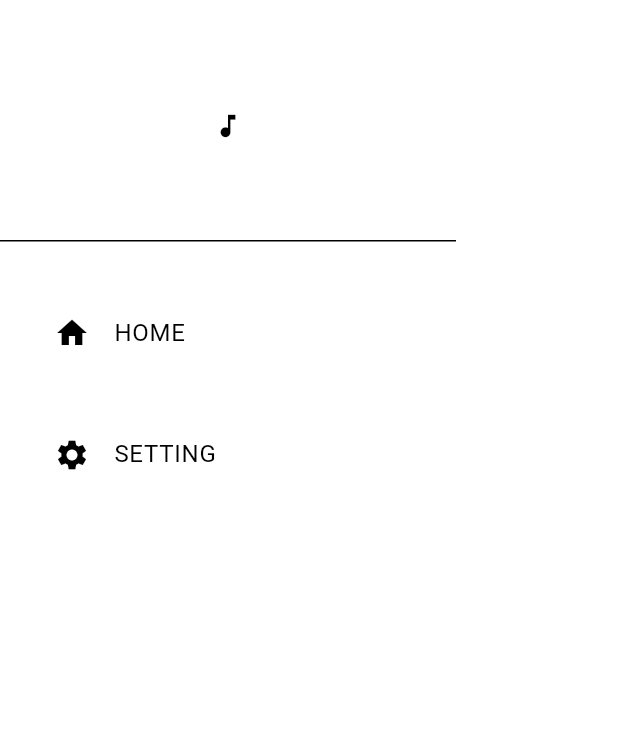
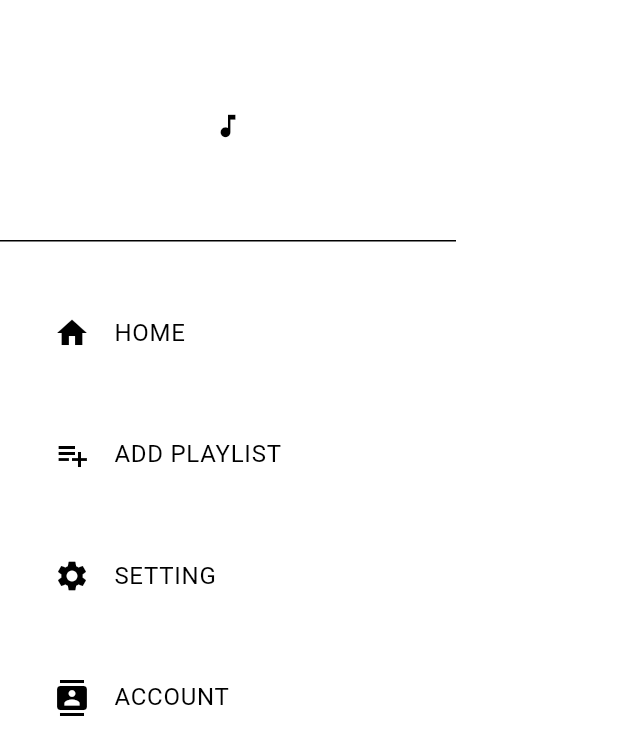
Before and after one commit to garbagearchive/music_app_flutter, a Flutter app: the AppDrawer widget shown alone on an empty page, opened directly, on a phone screen of 412 x 824 dp. Shown: the top 755 px of the screen. Run offline on Flutter 3.47's test engine with Material 3 defaults, Android fonts, the phone set to English and light mode, and no system bars; our stand-ins replace audioplayers.

Commit message:
update for more buttons

```diff
--- a/lib/components/app_drawer.dart
+++ b/lib/components/app_drawer.dart
@@ -33,6 +33,21 @@ class AppDrawer extends StatelessWidget {
           Padding(
             padding: const EdgeInsets.only(left: 20, top: 25),
             child: ListTile(
+              title: Text('ADD PLAYLIST'),
+              leading: Icon(Icons.playlist_add),
+              onTap: () => {
+                Navigator.pop(context), //same shit as above
+                //redirect to setting page (setting_page.dart)
+                Navigator.push(
+                  context,
+                  MaterialPageRoute(builder: (context) => SettingsPage()),
+                ),
+              },
+            ),
+          ),
+          Padding(
+            padding: const EdgeInsets.only(left: 20, top: 25),
+            child: ListTile(
               title: Text('SETTING'),
               leading: Icon(Icons.settings),
               onTap: () => {
@@ -45,6 +60,14 @@ class AppDrawer extends StatelessWidget {
               },
             ),
           ),
+          Padding(
+            padding: const EdgeInsets.only(left: 20, top: 25),
+            child: ListTile(
+              title: Text('ACCOUNT'),
+              leading: Icon(Icons.contacts),
+              onTap: () => {},
+            ),
+          ),
         ],
       ),
     );
--- a/lib/pages/home_page.dart
+++ b/lib/pages/home_page.dart
@@ -19,7 +19,6 @@ class _HomePageState extends State<HomePage> {
   @override
   void initState() {
     super.initState();
-
     playListProvider = Provider.of<PlaylistProvider>(context, listen: false);
   }
 
@@ -37,7 +36,7 @@ class _HomePageState extends State<HomePage> {
   Widget build(BuildContext context) {
     return Scaffold(
       backgroundColor: Theme.of(context).colorScheme.surface,
-      appBar: AppBar(title: const Text('P L A Y L I S T ')),
+      appBar: AppBar(title: const Text('P L A Y L I S T')),
       drawer:
           const AppDrawer(), //the drawer button (top left corner), add more function go to app_drawer.dart
       body: Consumer<PlaylistProvider>(
--- a/lib/themes/theme_changer.dart
+++ b/lib/themes/theme_changer.dart
@@ -18,9 +18,9 @@ class ThemeProvider extends ChangeNotifier {
 
   void toogleTheme() {
     if (_themeData == lightMode) {
-      themeData == darkMode;
+      _themeData == darkMode;
     } else {
-      (themeData == lightMode);
+      (_themeData == lightMode);
     }
   }
 }
```
